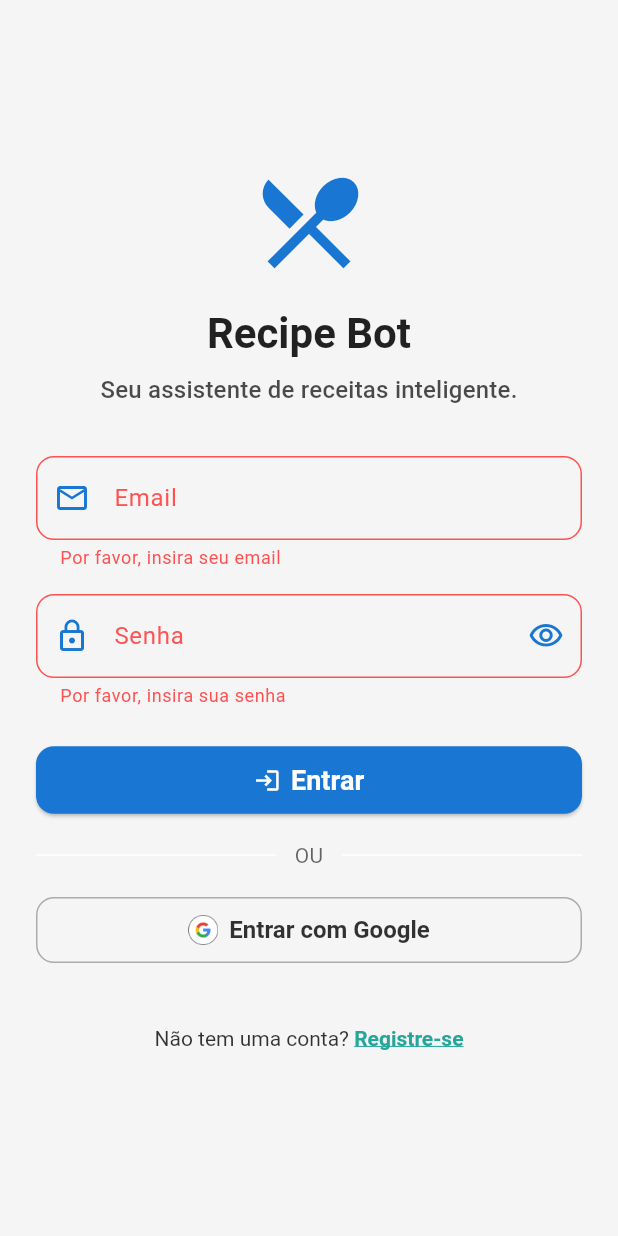
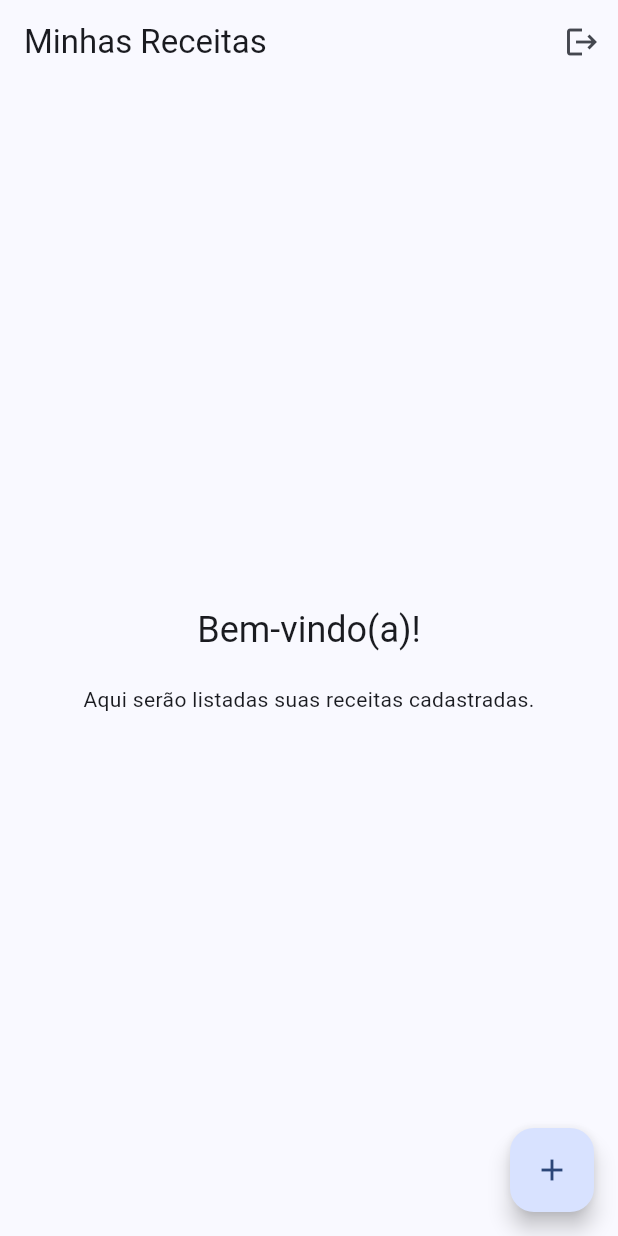
Before and after one commit to luisfelipealves/recipe_bot, a Flutter app: the screen it shows after launch, after a tap on "Entrar", after a tap on "Entrar com Google", on a phone screen of 412 x 824 dp. Run offline on Flutter 3.47's test engine with Material 3 defaults, Android fonts, the phone set to English and light mode, and no system bars; our stand-ins replace firebase_auth, firebase_core, google_sign_in; accounts and stored records are empty.

Commit message:
working login

```diff
--- a/lib/main.dart
+++ b/lib/main.dart
@@ -1,54 +1,12 @@
 import 'package:flutter/material.dart';
 import 'package:firebase_core/firebase_core.dart';
 import 'package:firebase_auth/firebase_auth.dart';
+import 'services/firebase_options.dart'; // Seu arquivo firebase_options.dart
+import 'screens/login_screen.dart';
+import 'screens/home_screen.dart';
 
-import 'firebase_options.dart';
-import 'screens/login_screen.dart';
-import 'services/auth_service.dart';
-
-class RecipeListScreen extends StatelessWidget {
-  final AuthService _authService = AuthService();
-
-  RecipeListScreen({super.key});
-
-  @override
-  Widget build(BuildContext context) {
-    final user = _authService.currentUser;
-    return Scaffold(
-      appBar: AppBar(
-        title: const Text('Recipe Bot - Minhas Receitas'), // MODIFICADO AQUI
-        actions: [
-          IconButton(
-            icon: const Icon(Icons.logout),
-            onPressed: () async {
-              await _authService.signOut();
-            },
-          )
-        ],
-      ),
-      body: Center(
-        child: Column(
-          mainAxisAlignment: MainAxisAlignment.center,
-          children: [
-            Text(
-                'Bem-vindo(a) ao Recipe Bot, ${user?.displayName ??
-                    user?.email ?? 'Usuário'}!'), // MODIFICADO AQUI
-            const SizedBox(height: 20),
-            const Text('Aqui você verá suas receitas.'),
-          ],
-        ),
-      ),
-      floatingActionButton: FloatingActionButton(
-        onPressed: () {
-          ScaffoldMessenger.of(context).showSnackBar(
-            const SnackBar(content: Text('Adicionar nova receita (TODO)')),
-          );
-        },
-        child: const Icon(Icons.add),
-      ),
-    );
-  }
-}
+// Importe seus temas se os tiver em arquivos separados
+// import 'theme/theme.dart';
 
 void main() async {
   WidgetsFlutterBinding.ensureInitialized();
@@ -65,70 +23,34 @@
   Widget build(BuildContext context) {
     return MaterialApp(
       title: 'Recipe Bot',
-      // MODIFICADO AQUI
-      theme: ThemeData(
+      theme: ThemeData( // Defina seu tema claro aqui
         brightness: Brightness.light,
-        primarySwatch: Colors.blue,
-        // Exemplo, ajuste conforme necessário para Recipe Bot
-        colorScheme: ColorScheme.fromSwatch(
-          primarySwatch: Colors.blue, // Exemplo
-          accentColor: Colors.cyan, // Exemplo
+        colorScheme: ColorScheme.fromSeed(
+          seedColor: Colors.blueAccent, // Cor primária para o tema claro
           brightness: Brightness.light,
-        ).copyWith(
-          primary: Colors.blue[700],
-          // Exemplo
-          secondary: Colors.cyan[600],
-          // Exemplo
-          tertiary: Colors.teal[400],
-          // Exemplo
-          onPrimary: Colors.white,
-          onSecondary: Colors.black,
-          background: Colors.white,
-          surface: Colors.grey[100],
-          onBackground: Colors.black87,
-          onSurface: Colors.black87,
-          error: Colors.redAccent,
-          onError: Colors.white,
-        ),
-        appBarTheme: const AppBarTheme(
-          elevation: 4.0,
         ),
         useMaterial3: true,
       ),
-      darkTheme: ThemeData(
+      darkTheme: ThemeData( // Defina seu tema escuro aqui
         brightness: Brightness.dark,
-        primarySwatch: Colors.blue,
-        // Exemplo
-        colorScheme: ColorScheme.fromSwatch(
-          primarySwatch: Colors.blue, // Exemplo
-          accentColor: Colors.cyanAccent, // Exemplo
+        colorScheme: ColorScheme.fromSeed(
+          seedColor: Colors.blueAccent, // Cor primária para o tema escuro
           brightness: Brightness.dark,
-        ).copyWith(
-          primary: Colors.blue[300],
-          // Exemplo
-          secondary: Colors.cyanAccent[100],
-          // Exemplo
-          tertiary: Colors.tealAccent[100],
-          // Exemplo
-          onPrimary: Colors.black,
-          onSecondary: Colors.black,
-          background: Colors.grey[850],
-          surface: Colors.grey[800],
-          onBackground: Colors.white70,
-          onSurface: Colors.white70,
-          error: Colors.red,
-          onError: Colors.black,
-        ),
-        appBarTheme: AppBarTheme(
-          elevation: 4.0,
-          backgroundColor: Colors.grey[850],
-          foregroundColor: Colors.white,
+          // Você pode querer ajustar outras cores para o tema escuro:
+          // primary: Colors.lightBlue[300],
+          // onPrimary: Colors.black,
+          // surface: Colors.grey[850],
+          // onSurface: Colors.white,
+          // background: Colors.grey[900],
+          // onBackground: Colors.white,
+          // error: Colors.redAccent[100],
+          // onError: Colors.black,
         ),
         useMaterial3: true,
       ),
-      // themeMode: ThemeMode.system,
-      debugShowCheckedModeBanner: false,
-      home: const AuthWrapper(),
+      themeMode: ThemeMode.system,
+      // Ou ThemeMode.light, ThemeMode.dark
+      home: const AuthWrapper(), // Usar um Wrapper para verificar o estado de auth
     );
   }
 }
@@ -138,21 +60,22 @@
 
   @override
   Widget build(BuildContext context) {
-    final AuthService authService = AuthService();
+    // StreamBuilder ouve as mudanças no estado de autenticação do Firebase
     return StreamBuilder<User?>(
-      stream: authService.authStateChanges,
+      stream: FirebaseAuth.instance.authStateChanges(),
       builder: (context, snapshot) {
+        // Enquanto espera a conexão
         if (snapshot.connectionState == ConnectionState.waiting) {
           return const Scaffold(
-            body: Center(
-              child: CircularProgressIndicator(),
-            ),
+            body: Center(child: CircularProgressIndicator()),
           );
         }
+        // Se o usuário estiver logado, vá para HomeScreen
         if (snapshot.hasData && snapshot.data != null) {
-          return RecipeListScreen();
+          return const HomeScreen();
         }
-        return const LoginScreen();
+        // Caso contrário, vá para LoginScreen
+        return LoginScreen();
       },
     );
   }
--- /dev/null
+++ b/lib/screens/home_screen.dart
@@ -0,0 +1,95 @@
+import 'package:flutter/material.dart';
+import 'package:firebase_auth/firebase_auth.dart';
+import '../services/auth_service.dart'; // Supondo que seu AuthService tenha o método signOut
+import 'login_screen.dart'; // Para redirecionar ao fazer logout
+
+class HomeScreen extends StatelessWidget {
+  const HomeScreen({super.key});
+
+  Future<void> _signOut(BuildContext context) async {
+    try {
+      await AuthService().signOut(); // Use sua instância de AuthService
+      Navigator.of(context).pushAndRemoveUntil(
+        MaterialPageRoute(builder: (context) => const LoginScreen()),
+            (Route<dynamic> route) => false, // Remove todas as rotas anteriores
+      );
+    } catch (e) {
+      print("Erro ao fazer logout: $e");
+      // Opcional: Mostrar uma mensagem de erro para o usuário
+      ScaffoldMessenger.of(context).showSnackBar(
+        SnackBar(content: Text('Erro ao fazer logout: ${e.toString()}')),
+      );
+    }
+  }
+
+  @override
+  Widget build(BuildContext context) {
+    final User? user = FirebaseAuth.instance.currentUser;
+
+    return Scaffold(
+      appBar: AppBar(
+        title: const Text('Minhas Receitas'),
+        actions: [
+          IconButton(
+            icon: const Icon(Icons.logout),
+            tooltip: 'Sair',
+            onPressed: () => _signOut(context),
+          ),
+        ],
+      ),
+      body: Center(
+        child: Column(
+          mainAxisAlignment: MainAxisAlignment.center,
+          children: <Widget>[
+            Text(
+              'Bem-vindo(a)!',
+              style: Theme
+                  .of(context)
+                  .textTheme
+                  .headlineSmall,
+            ),
+            if (user != null && user.displayName != null &&
+                user.displayName!.isNotEmpty)
+              Padding(
+                padding: const EdgeInsets.only(top: 8.0),
+                child: Text(
+                  user.displayName!,
+                  style: Theme
+                      .of(context)
+                      .textTheme
+                      .titleLarge,
+                ),
+              ),
+            if (user != null && user.email != null)
+              Padding(
+                padding: const EdgeInsets.only(top: 4.0),
+                child: Text(
+                  user.email!,
+                  style: Theme
+                      .of(context)
+                      .textTheme
+                      .bodyMedium,
+                ),
+              ),
+            const SizedBox(height: 20),
+            const Text(
+              'Aqui serão listadas suas receitas cadastradas.',
+              textAlign: TextAlign.center,
+            ),
+            // TODO: Implementar a lista de receitas
+          ],
+        ),
+      ),
+      floatingActionButton: FloatingActionButton(
+        onPressed: () {
+          // TODO: Navegar para a tela de adicionar nova receita
+          ScaffoldMessenger.of(context).showSnackBar(
+            const SnackBar(content: Text('TODO: Adicionar nova receita')),
+          );
+        },
+        tooltip: 'Adicionar Receita',
+        child: const Icon(Icons.add),
+      ),
+    );
+  }
+}
--- a/lib/screens/login_screen.dart
+++ b/lib/screens/login_screen.dart
@@ -1,6 +1,11 @@
 import 'package:flutter/material.dart';
 import 'package:firebase_auth/firebase_auth.dart';
+import 'package:logging/logging.dart'; // Import logging
 import '../services/auth_service.dart';
+import 'home_screen.dart';
+
+// Se você tiver uma tela de registro, importe-a aqui também:
+// import 'register_screen.dart';
 
 class LoginScreen extends StatefulWidget {
   const LoginScreen({super.key});
@@ -10,6 +15,9 @@ class LoginScreen extends StatefulWidget {
 }
 
 class _LoginScreenState extends State<LoginScreen> {
+  // Get a logger instance for this screen
+  final Logger _log = Logger('LoginScreen');
+
   final AuthService _authService = AuthService();
   final _formKey = GlobalKey<FormState>();
 
@@ -29,6 +37,12 @@ class _LoginScreenState extends State<LoginScreen> {
     super.dispose();
   }
 
+  void _navigateToHomeScreen() {
+    Navigator.of(context).pushReplacement(
+      MaterialPageRoute(builder: (context) => const HomeScreen()),
+    );
+  }
+
   Future<void> _signInWithEmailAndPassword() async {
     if (_formKey.currentState!.validate()) {
       _formKey.currentState!.save();
@@ -37,11 +51,15 @@ class _LoginScreenState extends State<LoginScreen> {
         _errorMessage = null;
       });
       try {
+        _log.fine(
+            'Attempting to sign in with email: $_email'); // Example of a different log level
         await _authService.signInWithEmailAndPassword(_email, _password);
         if (mounted) {
-          /* Opcional */
+          _log.info(
+              'Sign in successful for email: $_email, navigating to home.');
+          _navigateToHomeScreen();
         }
-      } catch (e) {
+      } catch (e, s) { // Capture stack trace
         String message = "Falha ao entrar. Verifique suas credenciais.";
         if (e is FirebaseAuthException) {
           if (e.code == 'user-not-found') {
@@ -56,7 +74,8 @@ class _LoginScreenState extends State<LoginScreen> {
         }
         setState(() {
           _errorMessage = message;
-          print("Login Error (Email/Password): $e");
+          // Use a more appropriate level like severe or warning for errors
+          _log.severe("Login Error (Email/Password): $message", e, s);
         });
       } finally {
         if (mounted) {
@@ -74,14 +93,17 @@ class _LoginScreenState extends State<LoginScreen> {
       _errorMessage = null;
     });
     try {
+      _log.fine('Attempting Google Sign-In.');
       await _authService.signInWithGoogle();
       if (mounted) {
-        /* Opcional */
+        _log.info('Google Sign-In successful, navigating to home.');
+        _navigateToHomeScreen();
       }
-    } catch (e) {
+    } catch (e, s) { // Capture stack trace
       setState(() {
         _errorMessage = "Falha ao entrar com Google. Tente novamente.";
-        print("Login Error (Google): $e");
+        // Use a more appropriate level like severe or warning for errors
+        _log.severe("Login Error (Google): $_errorMessage", e, s);
       });
     } finally {
       if (mounted) {
@@ -93,6 +115,10 @@ class _LoginScreenState extends State<LoginScreen> {
   }
 
   void _navigateToRegisterScreen() {
+    // Navigator.of(context).push(
+    //   MaterialPageRoute(builder: (context) => const RegisterScreen()),
+    // );
+    _log.info('Navigate to Register Screen (TODO) button pressed.');
     ScaffoldMessenger.of(context).showSnackBar(
       const SnackBar(content: Text('Navegar para tela de Registro (TODO)')),
     );
@@ -103,8 +129,16 @@ class _LoginScreenState extends State<LoginScreen> {
     final theme = Theme.of(context);
     final isDarkMode = theme.brightness == Brightness.dark;
     final googleLogoAsset = isDarkMode
-        ? 'assets/images/android_dark_rd_na@1x.png'
-        : 'assets/images/android_light_rd_na@1x.png';
+        ? 'assets/images/google_logo_dark.png'
+        : 'assets/images/google_logo_light.png';
+
+    const int alphaVal80 = 204;
+    const int alphaVal70 = 179;
+    const int alphaVal60 = 153;
+    const int alphaVal30 = 77;
+
+    _log.finest(
+        'LoginScreen build method called.'); // Example of finest for very detailed logs
 
     return Scaffold(
       body: Center(
@@ -122,18 +156,20 @@ class _LoginScreenState extends State<LoginScreen> {
                   color: theme.colorScheme.primary,
                 ),
                 const SizedBox(height: 16),
-                Text('Recipe Bot',
+                Text(
+                  'Recipe Bot',
                   textAlign: TextAlign.center,
                   style: theme.textTheme.headlineMedium?.copyWith(
-                    color: theme.colorScheme.onBackground,
+                    color: theme.colorScheme.onSurface,
                     fontWeight: FontWeight.bold,
                   ),
                 ),
                 const SizedBox(height: 8),
-                Text('Seu assistente de receitas inteligente.',
+                Text(
+                  'Seu assistente de receitas inteligente.',
                   textAlign: TextAlign.center,
                   style: theme.textTheme.titleMedium?.copyWith(
-                    color: theme.colorScheme.onSurface.withOpacity(0.7),
+                    color: theme.colorScheme.onSurface.withAlpha(alphaVal70),
                   ),
                 ),
                 const SizedBox(height: 32),
@@ -161,6 +197,8 @@ class _LoginScreenState extends State<LoginScreen> {
                     return null;
                   },
                   onSaved: (value) => _email = value!,
+                  onChanged: (value) =>
+                      _log.finest('Email field changed: $value'), // Example
                 ),
                 const SizedBox(height: 16),
 
@@ -184,6 +222,8 @@ class _LoginScreenState extends State<LoginScreen> {
                       onPressed: () {
                         setState(() {
                           _isPasswordVisible = !_isPasswordVisible;
+                          _log.info(
+                              'Password visibility toggled to: $_isPasswordVisible');
                         });
                       },
                     ),
@@ -199,6 +239,9 @@ class _LoginScreenState extends State<LoginScreen> {
                     return null;
                   },
                   onSaved: (value) => _password = value!,
+                  onChanged: (value) =>
+                      _log.finest(
+                          'Password field changed.'), // Example (don't log actual password)
                 ),
                 const SizedBox(height: 24),
 
@@ -240,8 +283,10 @@ class _LoginScreenState extends State<LoginScreen> {
                       padding: const EdgeInsets.symmetric(horizontal: 12.0),
                       child: Text(
                         'OU',
-                        style: TextStyle(color: theme.colorScheme.onSurface
-                            .withOpacity(0.6)),
+                        style: TextStyle(
+                          color: theme.colorScheme.onSurface.withAlpha(
+                              alphaVal60),
+                        ),
                       ),
                     ),
                     const Expanded(child: Divider(thickness: 1)),
@@ -255,17 +300,22 @@ class _LoginScreenState extends State<LoginScreen> {
                   icon: Image.asset(
                     googleLogoAsset,
                     height: 20.0,
+                    errorBuilder: (context, error, stackTrace) {
+                      _log.warning('Failed to load Google logo asset.', error,
+                          stackTrace);
+                      return const Icon(Icons.login, size: 20);
+                    },
                   ),
                   label: Text(
                     'Entrar com Google',
                     style: TextStyle(
-                      color: theme.colorScheme.onSurface.withOpacity(0.8),
+                      color: theme.colorScheme.onSurface.withAlpha(alphaVal80),
                     ),
                   ),
                   onPressed: _signInWithGoogle,
                   style: OutlinedButton.styleFrom(
                     side: BorderSide(
-                      color: theme.colorScheme.onSurface.withOpacity(0.3),
+                      color: theme.colorScheme.onSurface.withAlpha(alphaVal30),
                     ),
                     padding: const EdgeInsets.symmetric(vertical: 12),
                     textStyle: const TextStyle(
@@ -283,8 +333,9 @@ class _LoginScreenState extends State<LoginScreen> {
                     text: TextSpan(
                       text: 'Não tem uma conta? ',
                       style: TextStyle(
-                          color: theme.colorScheme.onBackground.withOpacity(
-                              0.8)),
+                        color: theme.colorScheme.onSurface.withAlpha(
+                            alphaVal80),
+                      ),
                       children: <TextSpan>[
                         TextSpan(
                           text: 'Registre-se',
--- a/pubspec.yaml
+++ b/pubspec.yaml
@@ -29,9 +29,10 @@ environment:
 # versions available, run `flutter pub outdated`.
 dependencies:
   # Firebase
-  firebase_core: ^2.27.0
-  firebase_auth: ^4.17.8
+  firebase_core: ^3.13.0
+  firebase_auth: ^5.5.3
   google_sign_in: ^6.2.1
+  logging: ^1.2.0
   flutter:
     sdk: flutter
 
```
Also changed, not shown: lib/services/firebase_options.dart (renamed from lib/firebase_options.dart), pubspec.lock, 2 other files.
